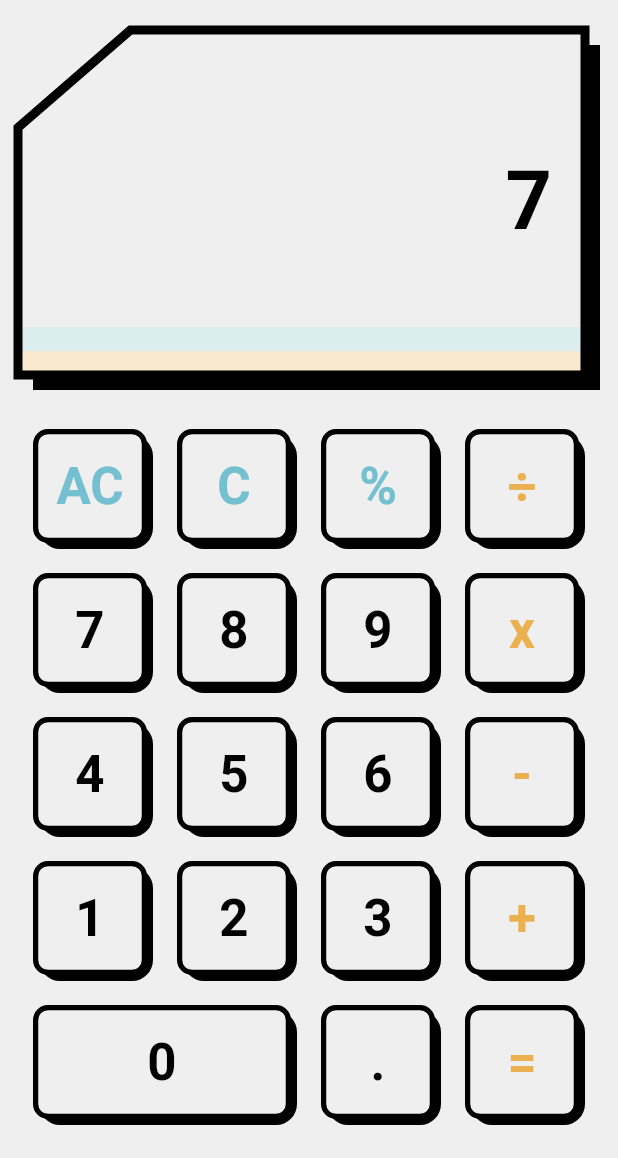
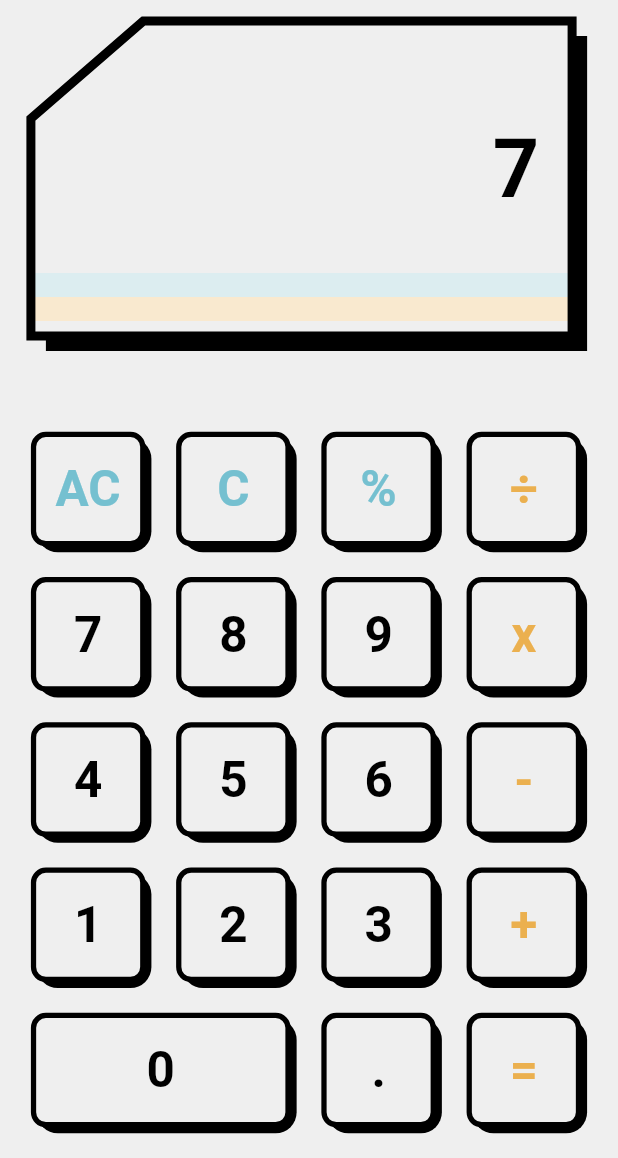
Before and after one commit to recepsenoglu/flutter_calculator, a Flutter app: the screen it shows after launch, after a tap on an icon or button, on a phone screen of 412 x 824 dp, the part 78-1236 px from its top. Run offline on Flutter 3.47's test engine with Material 2 defaults, Android fonts, the phone set to English and light mode, and no system bars; our stand-ins replace google_fonts, shared_preferences; Roboto replaces fonts that are missing (Michroma).

Commit message:
made app responsive

```diff
--- a/lib/feature/app_bar.dart
+++ b/lib/feature/app_bar.dart
@@ -4,7 +4,7 @@ import 'package:provider/provider.dart';
 
 import '../model/theme_model.dart';
 
-class CalculatorAppBar extends StatelessWidget with PreferredSizeWidget {
+class CalculatorAppBar extends StatelessWidget implements PreferredSizeWidget {
   const CalculatorAppBar({super.key});
 
   @override
@@ -15,9 +15,9 @@ class CalculatorAppBar extends StatelessWidget with PreferredSizeWidget {
     return AppBar(
       toolbarHeight: 52,
       titleSpacing: 0,
-      title: Row(
+      title: const Row(
         mainAxisAlignment: MainAxisAlignment.spaceBetween,
-        children: const [
+        children: [
           _BrandName(),
           _ThemeSwitch(),
           _SolarPanels(),
--- a/lib/feature/calculator_view.dart
+++ b/lib/feature/calculator_view.dart
@@ -13,11 +13,11 @@ class CalculatorView extends StatefulWidget {
 class _CalculatorViewState extends State<CalculatorView> {
   @override
   Widget build(BuildContext context) {
-    return Scaffold(
-      appBar: const CalculatorAppBar(),
+    return const Scaffold(
+      appBar: CalculatorAppBar(),
       body: Column(
         mainAxisAlignment: MainAxisAlignment.spaceBetween,
-        children: const [
+        children: [
           ScreenWidget(),
           CalculatorKeypad(),
         ],
--- a/lib/main.dart
+++ b/lib/main.dart
@@ -1,5 +1,6 @@
 import 'package:flutter/material.dart';
 import 'package:flutter_calculator/model/theme_model.dart';
+import 'package:flutter_calculator/utils/app_sizes.dart';
 import 'feature/calculator_view.dart';
 import 'model/calculator_model.dart';
 import 'constant/themes.dart';
@@ -20,6 +21,7 @@ class MyApp extends StatelessWidget {
 
   @override
   Widget build(BuildContext context) {
+    AppSizes.init(context);
     return Consumer<ThemeModel>(
       builder: (context, ThemeModel themeProvider, child) {
         return MaterialApp(
--- a/lib/product/canvas/border_canvas.dart
+++ b/lib/product/canvas/border_canvas.dart
@@ -25,8 +25,8 @@ class BorderCanvas extends CustomPainter {
     Path path = Path();
     path.moveTo(75, 0);
     path.lineTo(0, 65);
-    path.lineTo(0, 230);
-    path.lineTo(size.width - 10, 230);
+    path.lineTo(0, 210);
+    path.lineTo(size.width - 10, 210);
     path.lineTo(size.width - 10, 0);
     path.close();
 
--- a/lib/product/canvas/screen_canvas.dart
+++ b/lib/product/canvas/screen_canvas.dart
@@ -27,8 +27,8 @@ class ScreenCanvas extends CustomPainter {
     Path path = Path();
     path.moveTo(75, 0);
     path.lineTo(0, 65);
-    path.lineTo(0, 230);
-    path.lineTo(size.width - 10, 230);
+    path.lineTo(0, 210);
+    path.lineTo(size.width - 10, 210);
     path.lineTo(size.width - 10, 0);
     path.close();
 
--- a/lib/product/canvas/shadow_canvas.dart
+++ b/lib/product/canvas/shadow_canvas.dart
@@ -25,8 +25,8 @@ class ShadowCanvas extends CustomPainter {
     Path path = Path();
     path.moveTo(100, 10);
     path.lineTo(10, 100);
-    path.lineTo(10, 240);
-    path.lineTo(size.width, 240);
+    path.lineTo(10, 220);
+    path.lineTo(size.width, 220);
     path.lineTo(size.width, 10);
     path.close();
 
--- a/lib/product/widgets/calculator_button.dart
+++ b/lib/product/widgets/calculator_button.dart
@@ -1,4 +1,5 @@
 import 'package:flutter/material.dart';
+import 'package:flutter_calculator/utils/app_sizes.dart';
 import '../../utils/action_maker.dart';
 import '../../constant/calculator_keys.dart';
 
@@ -6,11 +7,8 @@ class CalculatorButton extends StatelessWidget {
   final String label;
   final KeyType keyType;
 
-  const CalculatorButton({
-    super.key,
-    required this.label,
-    required this.keyType,
-  });
+  const CalculatorButton(
+      {super.key, required this.label, required this.keyType});
 
   Color? get getLabelColor => keyType == KeyType.helper || label == "%"
       ? const Color(0xFF75C0D0)
@@ -42,10 +40,8 @@ class CalculatorButton extends StatelessWidget {
             child: Center(
               child: Text(
                 label,
-                style: Theme.of(context)
-                    .textTheme
-                    .labelLarge
-                    ?.copyWith(color: getLabelColor),
+                style: Theme.of(context).textTheme.labelLarge?.copyWith(
+                    color: getLabelColor, fontSize: AppSizes.getWidth(0.08)),
               ),
             ),
           ),
--- a/lib/product/widgets/calculator_keypad.dart
+++ b/lib/product/widgets/calculator_keypad.dart
@@ -1,4 +1,5 @@
 import 'package:flutter/material.dart';
+import 'package:flutter_calculator/utils/app_sizes.dart';
 import 'package:flutter_staggered_grid_view/flutter_staggered_grid_view.dart';
 
 import '../../constant/calculator_keys.dart';
@@ -9,15 +10,19 @@ class CalculatorKeypad extends StatelessWidget {
 
   @override
   Widget build(BuildContext context) {
+    AppSizes.init(context);
+    double spacings = AppSizes.getHeight(0.02);
+    if (AppSizes.isBigAspectRatio) spacings = AppSizes.getHeight(0.005);
+
     return Padding(
-      padding: const EdgeInsets.symmetric(vertical: 10, horizontal: 22)
-          .copyWith(bottom: 30),
+      padding: AppSizes.getHorizontalPadding(0.05).copyWith(
+          bottom: AppSizes.isBigAspectRatio ? 10 : AppSizes.getHeight(0.02)),
       child: SizedBox(
         width: double.infinity,
         child: StaggeredGrid.count(
           crossAxisCount: 4,
-          crossAxisSpacing: 16,
-          mainAxisSpacing: 16,
+          crossAxisSpacing: spacings,
+          mainAxisSpacing: spacings,
           children: List.generate(19, (index) {
             final String keyLabel = CalculatorKeys.keys.keys.toList()[index];
             final KeyType keyType = CalculatorKeys.keys.values.toList()[index];
--- a/lib/product/widgets/screen_widget.dart
+++ b/lib/product/widgets/screen_widget.dart
@@ -1,4 +1,5 @@
 import 'package:flutter/material.dart';
+import 'package:flutter_calculator/utils/app_sizes.dart';
 import 'package:provider/provider.dart';
 
 import '../../model/calculator_model.dart';
@@ -9,6 +10,7 @@ class ScreenWidget extends StatelessWidget {
 
   @override
   Widget build(BuildContext context) {
+    AppSizes.init(context);
     String result = Provider.of<CalculatorModel>(context).result;
     final List<String> operations =
         Provider.of<CalculatorModel>(context).operations;
@@ -24,7 +26,7 @@ class ScreenWidget extends StatelessWidget {
     }
 
     return Padding(
-      padding: const EdgeInsets.symmetric(horizontal: 12, vertical: 16),
+      padding: AppSizes.getHorizontalPadding(0.05).copyWith(top: 10),
       child: Stack(
         children: [
           CustomPaint(
@@ -36,8 +38,8 @@ class ScreenWidget extends StatelessWidget {
             painter: ScreenCanvas(
                 backgroundColor: Theme.of(context).colorScheme.onSurface),
             child: Container(
-              height: 230,
-              margin: const EdgeInsets.only(bottom: 10, right: 10),
+              height: 200,
+              margin: const EdgeInsets.only(bottom: 0, right: 10),
               child: Column(
                 crossAxisAlignment: CrossAxisAlignment.end,
                 children: [
--- /dev/null
+++ b/lib/utils/app_sizes.dart
@@ -0,0 +1,55 @@
+import 'package:flutter/material.dart';
+
+class AppSizes {
+  static late double _screenWidth;
+  static late double _screenHeight;
+  static late EdgeInsets _padding;
+  static late bool _isPortrait;
+
+  static void init(BuildContext context) {
+    final size = MediaQuery.sizeOf(context);
+    _screenWidth = size.width;
+    _screenHeight = size.height;
+
+    _isPortrait = MediaQuery.of(context).orientation == Orientation.portrait ||
+        _screenWidth < _screenHeight;
+
+    _padding = MediaQuery.paddingOf(context);
+  }
+
+  static double get width => _screenWidth;
+  static double get height => _screenHeight;
+  static double get bottomPadding => _padding.bottom;
+  static double get topPadding => _padding.top;
+  static Size get screenSize => Size(_screenWidth, _screenHeight);
+  static bool get isPortrait => _isPortrait;
+  static double get aspectRatio => _screenWidth / _screenHeight;
+  static bool get isBigAspectRatio => aspectRatio > 0.5;
+
+  static double getWidth(double percent) {
+    return _screenWidth * percent;
+  }
+
+  static double getHeight(double percent) {
+    return _screenHeight * percent;
+  }
+
+  static EdgeInsets getPadding(double percent) {
+    return EdgeInsets.all(getWidth(percent));
+  }
+
+  static EdgeInsets getHorizontalPadding(double percent) {
+    return EdgeInsets.symmetric(horizontal: getWidth(percent));
+  }
+
+  static EdgeInsets getVerticalPadding(double percent) {
+    return EdgeInsets.symmetric(vertical: getHeight(percent));
+  }
+
+  static EdgeInsets getSymmetricPadding(double horizontal, double vertical) {
+    return EdgeInsets.symmetric(
+      horizontal: getWidth(horizontal),
+      vertical: getHeight(vertical),
+    );
+  }
+}
--- a/pubspec.yaml
+++ b/pubspec.yaml
@@ -36,8 +36,8 @@ dependencies:
   # The following adds the Cupertino Icons font to your application.
   # Use with the CupertinoIcons class for iOS style icons.
   cupertino_icons: ^1.0.2
-  google_fonts: ^3.0.1
-  flutter_staggered_grid_view: ^0.6.2
+  google_fonts: ^6.1.0
+  flutter_staggered_grid_view: ^0.7.0
   provider: ^6.0.5
   shared_preferences: ^2.0.16
 
@@ -50,7 +50,7 @@ dev_dependencies:
   # activated in the `analysis_options.yaml` file located at the root of your
   # package. See that file for information about deactivating specific lint
   # rules and activating additional ones.
-  flutter_lints: ^2.0.0
+  flutter_lints: ^3.0.1
 
 # For information on the generic Dart part of this file, see the
 # following page: https://dart.dev/tools/pub/pubspec
```
Also changed, not shown: pubspec.lock, 2 other files.
